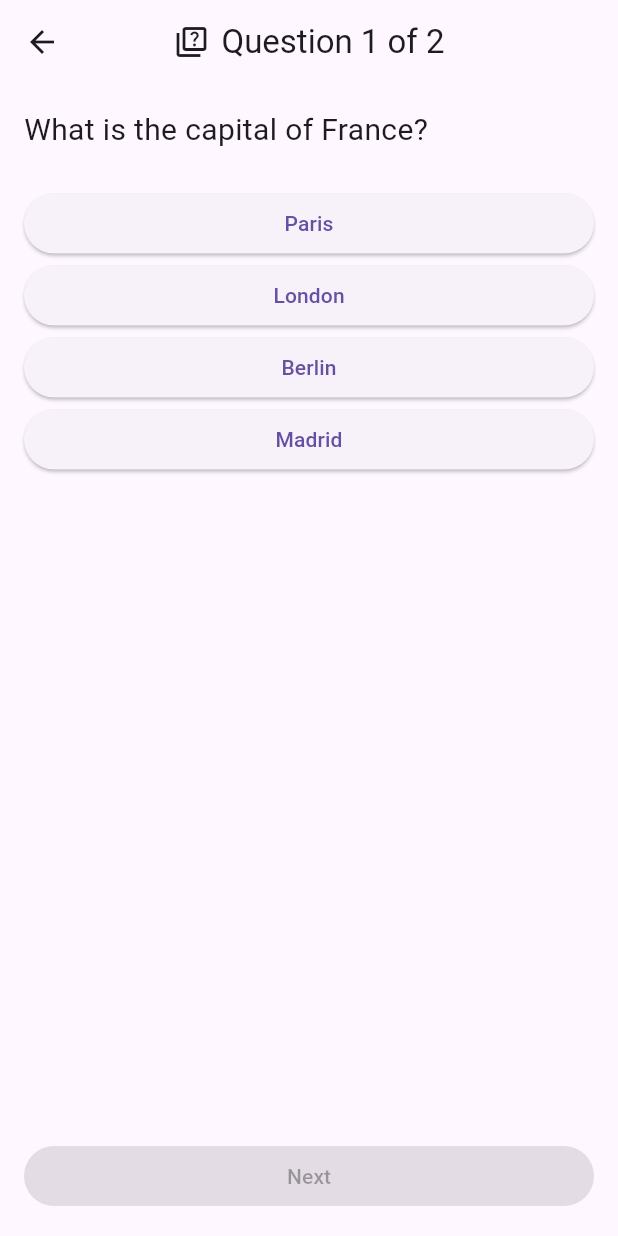
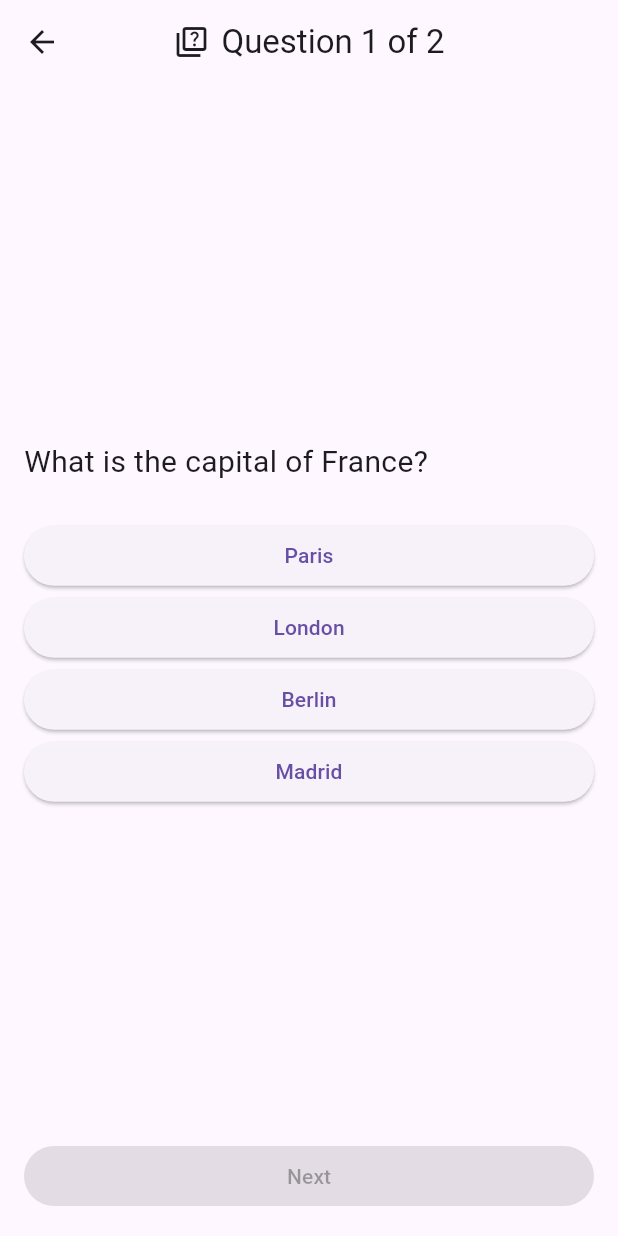
Before and after one commit to abdymazhittoretay/quiz_trivia_app, a Flutter app: the QuizPage screen opened directly, on a phone screen of 412 x 824 dp. Run offline on Flutter 3.47's test engine with Material 3 defaults, Android fonts, the phone set to English and light mode, and no system bars.

Commit message:
properly spaced and styled the buttons

```diff
--- a/lib/pages/quiz_page.dart
+++ b/lib/pages/quiz_page.dart
@@ -57,21 +57,26 @@ class _QuizPageState extends State<QuizPage> {
         ),
         centerTitle: true,
       ),
-      body: Padding(
+      body: SafeArea(
+        child: Padding(
           padding: const EdgeInsets.all(16),
           child: Column(
             crossAxisAlignment: CrossAxisAlignment.stretch,
             children: [
+              const Spacer(),
               Text(question['question'], style: const TextStyle(fontSize: 20)),
               const SizedBox(height: 24),
               ...answers.map((answer) {
                 final isSelected = answer == _selectedAnswer;
                 return ElevatedButton(
-                onPressed: _selectedAnswer == null
-                    ? () => setState(() => _selectedAnswer = answer)
-                    : null,
+                  onPressed: () {
+                    setState(() {
+                      _selectedAnswer = answer;
+                    });
+                  },
                   style: ElevatedButton.styleFrom(
-                  backgroundColor: isSelected ? Colors.blue : null,
+                    foregroundColor: isSelected ? Theme.of(context).secondaryHeaderColor : null,
+                    backgroundColor: isSelected ? Theme.of(context).primaryColor : null,
                   ),
                   child: Text(answer),
                 );
@@ -86,6 +91,7 @@ class _QuizPageState extends State<QuizPage> {
             ],
           ),
         ),
+      ),
     );
   }
 }
```
Lines whose indentation alone changed are shown as unchanged.
